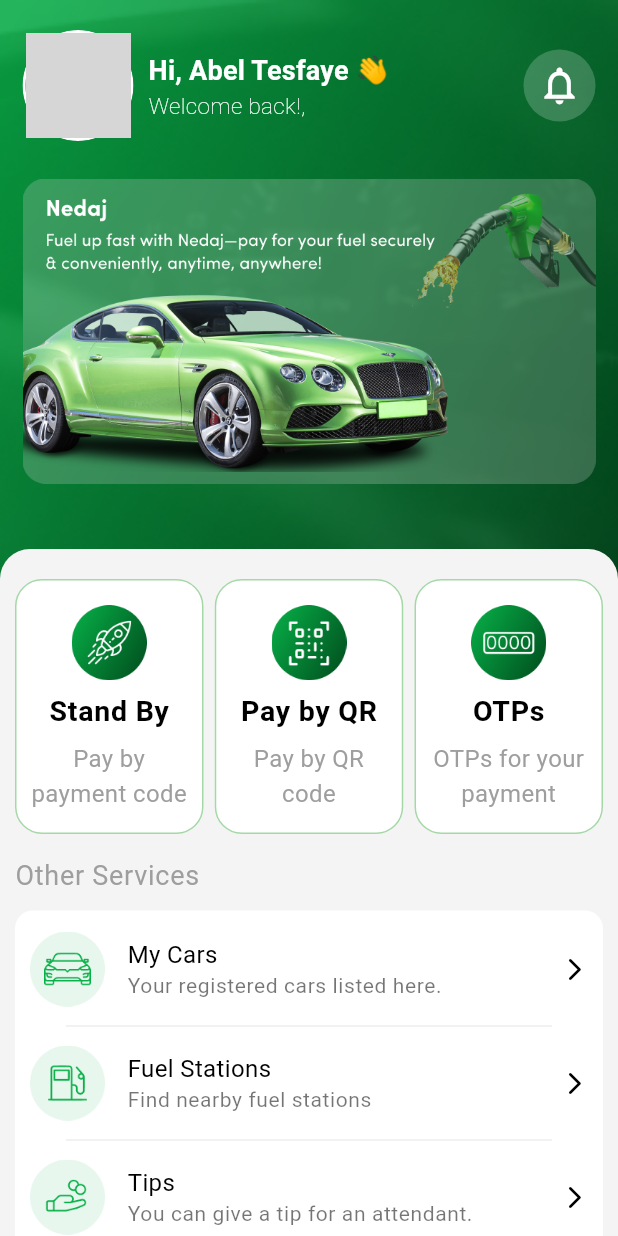
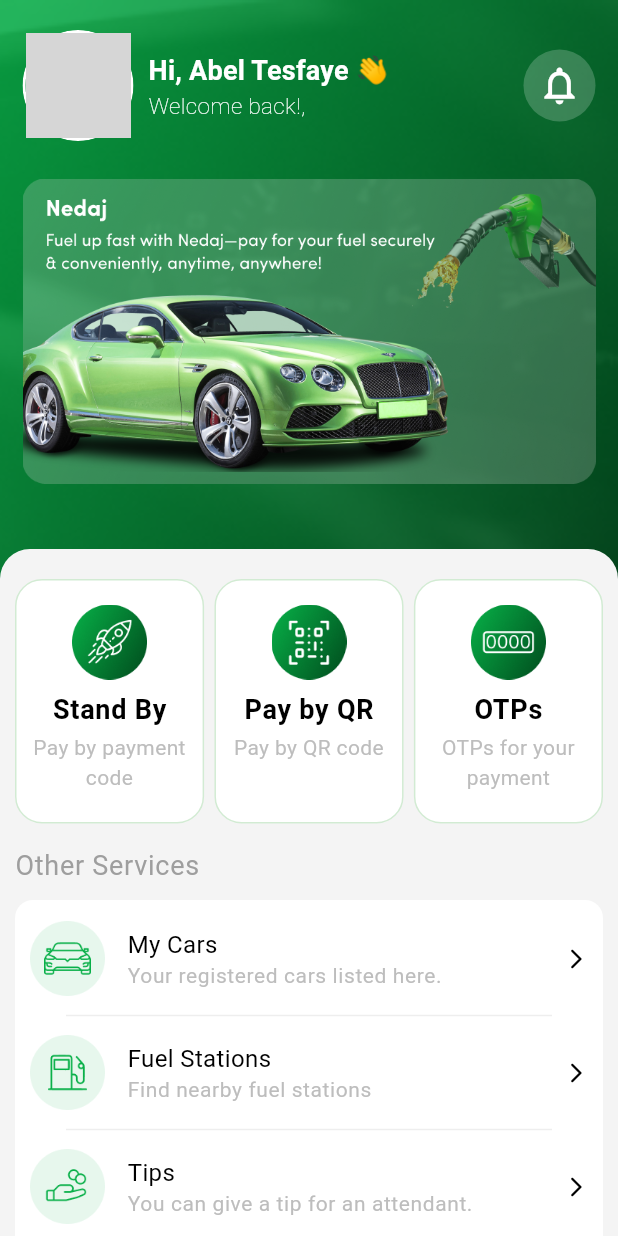
Before and after one commit to Edil-Ayehu/nedaj, a Flutter app: the HomeScreen screen opened directly, on a phone screen of 412 x 824 dp. Run offline on Flutter 3.47's test engine with Material 3 defaults, Android fonts, the phone set to English and light mode, and no system bars; drawn by our look-alikes of fancy_shimmer_image; our stand-ins replace fluentui_system_icons, gap, get, google_fonts, hive, hive_flutter and 7 more; missing offline and left inert: qr_code_scanner; accounts and stored records are empty; grey boxes are pictures that could not be loaded.

Commit message:
A little font size change in different screens.

```diff
--- a/lib/export.dart
+++ b/lib/export.dart
@@ -47,7 +47,7 @@ export 'package:nedaj/screens/transactions%20screen/widgets/transaction_details_
 export 'package:nedaj/widgets/custom_app._bar.dart';
 export 'package:nedaj/widgets/custom_bottom_sheet.dart';
 export 'package:nedaj/screens/home%20screen/widgets/user_info_gradient_container.dart';
-export 'package:nedaj/screens/home%20screen/widgets/main_services_container.dart';
+export 'package:nedaj/screens/home%20screen/widgets/main_services_list_widget.dart';
 export 'package:nedaj/screens/home%20screen/widgets/other_services_list_container.dart';
 export 'package:nedaj/screens/home%20screen/widgets/recent_history_list_container.dart';
 export 'package:page_transition/page_transition.dart';
--- a/lib/screens/home screen/home_screen.dart
+++ b/lib/screens/home screen/home_screen.dart
@@ -39,7 +39,7 @@ class HomeScreen extends StatelessWidget {
                     crossAxisAlignment: CrossAxisAlignment.start,
                     children: [
                       // Main Services List
-                      MainServicesContainer(),
+                      MainServicesListWidget(),
 
                       SizedBox(height: 14),
                       Text(
--- a/lib/screens/home screen/widgets/main_services_container.dart
+++ b/lib/screens/home screen/widgets/main_services_list_widget.dart
@@ -1,7 +1,7 @@
 import 'package:nedaj/export.dart';
 
-class MainServicesContainer extends StatelessWidget {
-  const MainServicesContainer({
+class MainServicesListWidget extends StatelessWidget {
+  const MainServicesListWidget({
     super.key,
   });
 
--- a/lib/screens/transactions screen/transactions_screen.dart
+++ b/lib/screens/transactions screen/transactions_screen.dart
@@ -115,7 +115,7 @@ class TransactionsScreen extends StatelessWidget {
                                   .titleSmall!
                                   .copyWith(
                                     fontWeight: FontWeight.w900,
-                                    color: Colors.black,
+                                    color: Colors.grey.shade500,
                                     fontSize: 19,
                                   ),
                             ),
--- a/lib/widgets/main_service_container.dart
+++ b/lib/widgets/main_service_container.dart
@@ -22,8 +22,8 @@ class MainServiceContainer extends StatelessWidget {
     return GestureDetector(
       onTap: onTap,
       child: Container(
-        width: size.width * 0.305,
-        height: 170,
+        width: size.width * 0.306,
+        height: 163,
         padding: EdgeInsets.only(
           left: 8,
           right: 8,
@@ -33,13 +33,13 @@ class MainServiceContainer extends StatelessWidget {
         decoration: BoxDecoration(
           color: Colors.white,
           borderRadius: BorderRadius.circular(18),
-          border: Border.all(color: Colors.green.withOpacity(0.5), width: 1),
+          border: Border.all(color: Colors.green.withOpacity(0.25), width: 1),
         ),
         child: Center(
           child: Column(
             crossAxisAlignment: CrossAxisAlignment.center,
-            mainAxisAlignment: MainAxisAlignment.center,
             children: [
+              Gap(10),
               Image.asset(
                 imageUrl,
                 width: 50,
@@ -53,17 +53,17 @@ class MainServiceContainer extends StatelessWidget {
                     textAlign: TextAlign.center,
                     style: Theme.of(context).textTheme.bodyLarge!.copyWith(
                           fontWeight: FontWeight.bold,
-                          fontSize: 19,
+                          fontSize: 18,
                         )),
               ),
-              SizedBox(height: 6),
+              SizedBox(height: 2),
               Text(
                 description,
                 textScaler: TextScaler.linear(1),
                 maxLines: 2,
                 overflow: TextOverflow.ellipsis,
                 textAlign: TextAlign.center,
-                style: TextStyle(fontSize: 16, color: Colors.grey),
+                style: TextStyle(fontSize: 14, color: Colors.grey.shade400),
               ),
             ],
           ),
--- a/lib/widgets/other_service_container.dart
+++ b/lib/widgets/other_service_container.dart
@@ -44,7 +44,9 @@ class OtherServiceContainer extends StatelessWidget {
                     description,
                     maxLines: 2,
                     overflow: TextOverflow.ellipsis,
-                    style: Theme.of(context).textTheme.bodySmall,
+                    style: Theme.of(context).textTheme.bodySmall!.copyWith(
+                          color: Colors.grey.shade400,
+                        ),
                   ),
                 ],
               ),
@@ -52,7 +54,7 @@ class OtherServiceContainer extends StatelessWidget {
             Icon(
               Icons.arrow_forward_ios_rounded,
               color: Colors.black,
-              size: 18,
+              size: 16,
             ),
           ],
         ),
```
Also changed, not shown: lib/auth/screens/pin_entry_screen.dart (+10 -1 lines), lib/screens/transactions screen/widgets/transaction_container.dart (+5 -8 lines).
